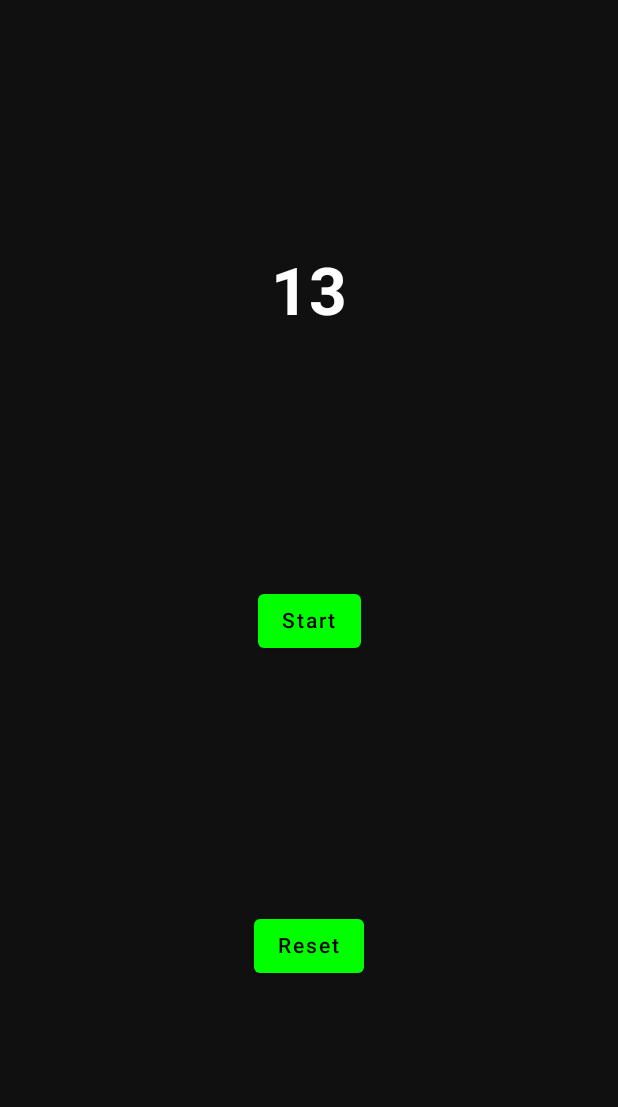
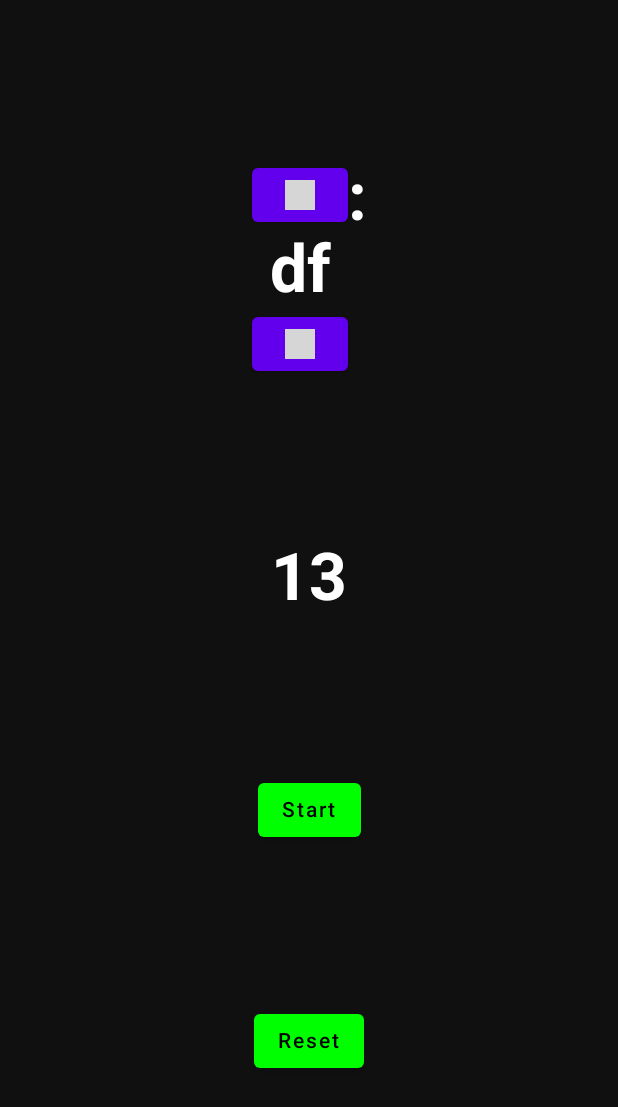
Before and after one commit to Luccien/TimerApp, an Android app built with Jetpack Compose: the screen it shows after launch (MainActivity), on a phone screen of 412 x 824 dp. Shown: the top 1107 px of the screen. Run offline under Robolectric (Android 15) with nearby library versions, the phone set to English and light mode, and no system bars; grey boxes are pictures that could not be loaded.

Commit message:
working on column

```diff
--- a/app/src/main/java/de/lucien/timer/MainActivity.kt
+++ b/app/src/main/java/de/lucien/timer/MainActivity.kt
@@ -115,6 +115,8 @@ class MainActivity : ComponentActivity() {
 
 
 
+            SetTimeForTimer()
+
 
             TimerCountTextfield(currentTime=currentTime)
 
@@ -165,6 +167,66 @@ fun TimerCountTextfield(currentTime:Long,){
         )
 
 }
+
+
+
+// wie zeit zerlegen??
+@Composable
+fun SetTimeForTimer(){
+
+    Row() {
+        ////////////////////////////
+        Column(
+            // modifier = Modifier
+            //   .fillMaxSize(),
+            horizontalAlignment = Alignment.CenterHorizontally,
+            //verticalArrangement = Arrangement.SpaceEvenly
+        ) {
+            Button(
+                onClick = {}) {
+                Image(
+                    painterResource(id = R.drawable.ic_baseline_arrow_upward_24),
+                    contentDescription = "nnnnn",
+                    modifier = Modifier.size(20.dp)
+                )
+            }
+            Text(
+                text = "df",//(currentTime / 1000L).toString(),
+                fontSize = 44.sp,
+                fontWeight = FontWeight.Bold,
+                color = Color.White
+            )
+
+            Button(
+                onClick = {}) {
+                Image(
+                    painterResource(id = R.drawable.ic_baseline_arrow_downward_24),
+                    contentDescription = "nnnnn",
+                    modifier = Modifier.size(20.dp)
+                )
+            }
+        }
+            //////////////////////
+        Column(
+            // modifier = Modifier
+            //   .fillMaxSize(),
+            horizontalAlignment = Alignment.CenterHorizontally,
+            //verticalArrangement = Arrangement.SpaceEvenly
+        ) {
+            Text(
+                text = ":",//(currentTime / 1000L).toString(),
+                fontSize = 44.sp,
+                fontWeight = FontWeight.Bold,
+                color = Color.White
+            )
+        }
+
+        ////////////
+
+
+    }
+}
+
 
 
 @Composable
```
